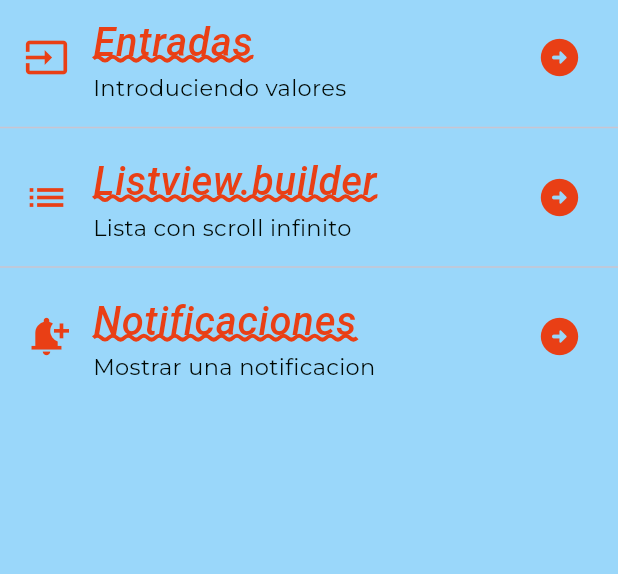
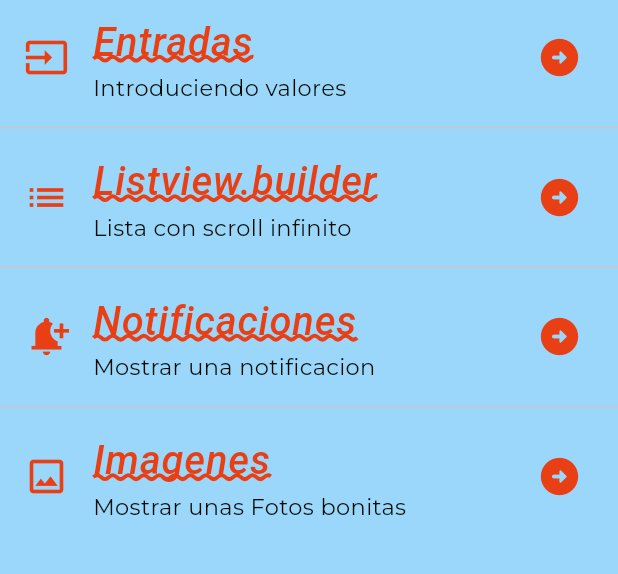
Before and after one commit to jersain28/componentes_flutter, a Flutter app: the screen it shows after launch, on a phone screen of 412 x 824 dp, the part 84-658 px from its top. Run offline on Flutter 3.47's test engine with Material 3 defaults, Android fonts, the phone set to English and light mode, and no system bars; our stand-ins replace google_fonts; Roboto replaces fonts that are missing (Acme).

Commit message:
Adding Images

```diff
--- a/lib/screens/home_screen.dart
+++ b/lib/screens/home_screen.dart
@@ -1,4 +1,5 @@
 import 'package:flutter/material.dart';
+import 'package:practica3/screens/image_screen.dart';
 import 'package:practica3/screens/infinite_scroll_screen.dart';
 import 'package:practica3/screens/inputs_screen.dart';
 import 'package:practica3/screens/notifications_screen.dart';
@@ -88,6 +89,31 @@ class HomeScreen extends StatelessWidget {
               Navigator.push(context, ruta3);
             },
           ),
+          const Divider(),
+          ListTile(
+            title: Text(
+              'Imagenes',
+               style: AppTheme.lightTheme.textTheme.headlineLarge,
+            ),
+            subtitle: Text(
+              'Mostrar unas Fotos bonitas',
+              style: AppTheme.lightTheme.textTheme.bodySmall,
+            ),
+            leading: IconTheme(
+              data: AppTheme.lightTheme.iconTheme,
+              child: const Icon(Icons.image_outlined),
+            ),
+            trailing: IconTheme(
+              data: AppTheme.lightTheme.iconTheme,
+              child: const Icon(Icons.arrow_circle_right_rounded),
+            ),
+            onTap: () {
+              final ruta3 = MaterialPageRoute(builder: (context){
+                return const ImagesScreen();
+              });
+              Navigator.push(context, ruta3);
+            },
+          ),
         ],
       ),
     );
--- a/pubspec.yaml
+++ b/pubspec.yaml
@@ -18,3 +18,5 @@ dev_dependencies:
 
 flutter:
   uses-material-design: true
+  assets:
+    - assets/img/
```
Also changed, not shown: lib/screens/image_screen.dart (added, +26 -0 lines), assets/img/MCL38.jpg (added).
